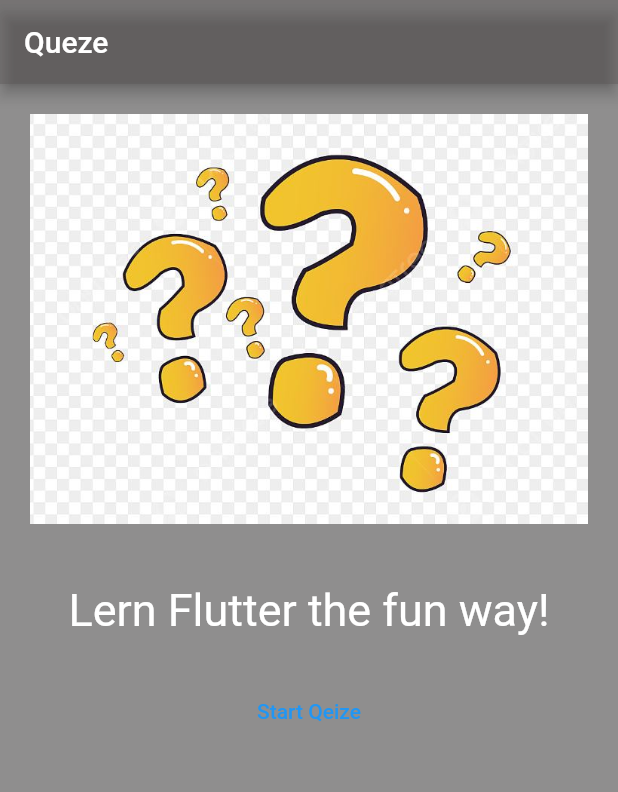
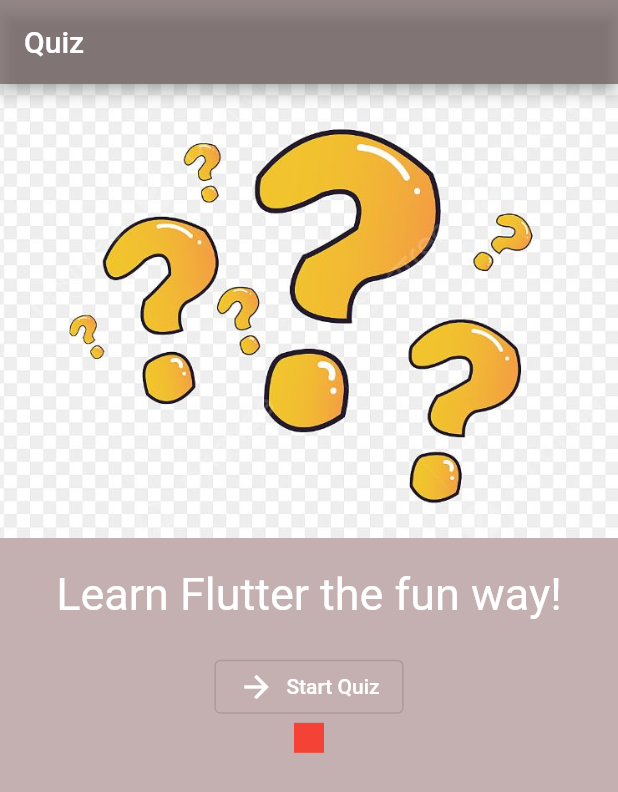
Before and after one commit to nitish97083/FlutterProjects, a Flutter app: the screen it shows after launch, on a phone screen of 412 x 824 dp. Shown: the top 792 px of the screen. Run offline on Flutter 3.47's test engine with Material 2 defaults, Android fonts, the phone set to English and light mode, and no system bars; our stand-ins replace google_fonts.

Commit message:
Quiz App build successfully

```diff
--- a/lib/HomePage.dart
+++ b/lib/HomePage.dart
@@ -1,3 +1,4 @@
+// ignore: file_names
 import 'package:flutter/material.dart';
 
 class HomePage extends StatefulWidget {
@@ -11,47 +12,11 @@ class _HomePageState extends State<HomePage> {
   @override
   Widget build(BuildContext context) {
     return Scaffold(
-      appBar: AppBar(
-        title: const Text("Queze"),
-        backgroundColor: const Color.fromARGB(96, 87, 82, 82),
-      ),
-      backgroundColor: Color.fromARGB(137, 46, 44, 44),
-      body: SingleChildScrollView(
-        scrollDirection: Axis.vertical,
-        child: Column(
-          mainAxisAlignment: MainAxisAlignment.spaceAround,
-          mainAxisSize: MainAxisSize.min,
-          children: [
-            Container(
-              margin: const EdgeInsets.all(20),
-              child: Image.asset(
-                "assets/images/q_mark.JPG",
-                fit: BoxFit.contain,
-              ),
-            ),
-            const SizedBox(
-              height: 20,
-            ),
-            const Text(
-              "Lern Flutter the fun way!",
-              style: TextStyle(color: Colors.white, fontSize: 30),
-            ),
-            const SizedBox(
-              height: 20,
-            ),
-            Container(
-              height: 60,
-              decoration:
-                  BoxDecoration(borderRadius: BorderRadius.circular(30)),
-              width: MediaQuery.of(context).size.width / 2,
-              //color: Colors.amberAccent,
-              child: InkWell(
-                  child: TextButton(
-                      onPressed: () {}, child: const Text("Start Qeize"))),
-            )
-          ],
+        appBar: AppBar(
+          title: const Text("Queze"),
+          backgroundColor: const Color.fromARGB(150, 87, 82, 82),
         ),
-      ),
-    );
+        backgroundColor: const Color.fromARGB(137, 46, 44, 44),
+        body: Container());
   }
 }
--- /dev/null
+++ b/lib/custWidgetClasses/body.dart
@@ -0,0 +1,54 @@
+import 'package:flutter/material.dart';
+
+class CustBody extends StatefulWidget {
+  const CustBody(this.switchScreen, {super.key});
+
+  final void Function() switchScreen;
+  @override
+  // ignore: no_logic_in_create_state
+  State<CustBody> createState() => _CustBodyState(switchScreen);
+}
+
+class _CustBodyState extends State<CustBody> {
+  final void Function() switchScreen;
+  _CustBodyState(this.switchScreen);
+
+  @override
+  Widget build(BuildContext context) {
+    return SingleChildScrollView(
+      scrollDirection: Axis.vertical,
+      child: Column(
+        mainAxisAlignment: MainAxisAlignment.spaceEvenly,
+        mainAxisSize: MainAxisSize.min,
+        children: [
+          Image.asset(
+            "assets/images/q_mark.JPG",
+            fit: BoxFit.fill,
+            // color: Color.fromARGB(255, 255, 255, 255),
+          ),
+          const SizedBox(
+            height: 20,
+          ),
+          const Text(
+            "Learn Flutter the fun way!",
+            style: TextStyle(color: Colors.white, fontSize: 30),
+          ),
+          const SizedBox(
+            height: 20,
+          ),
+          OutlinedButton.icon(
+            icon: const Icon(Icons.arrow_forward_outlined),
+            onPressed: switchScreen,
+            style: OutlinedButton.styleFrom(foregroundColor: Colors.white),
+            label: const Text("Start Quiz"),
+          ),
+          Container(
+            height: 20,
+            width: 20,
+            color: Colors.red,
+          )
+        ],
+      ),
+    );
+  }
+}
--- /dev/null
+++ b/lib/custWidgetClasses/quiz.dart
@@ -0,0 +1,71 @@
+import 'package:flutter/material.dart';
+import 'package:queze/custWidgetClasses/body.dart';
+import 'package:queze/custWidgetClasses/question.dart';
+import 'package:queze/datas/question_data.dart';
+import 'package:queze/result.dart';
+
+class Quiz extends StatefulWidget {
+  const Quiz({super.key});
+
+  @override
+  State<Quiz> createState() => _QuizState();
+}
+
+class _QuizState extends State<Quiz> {
+  String activeScreen = "Start-screen";
+
+  List<String> answersList = [];
+
+  void switchScreen() {
+    setState(() {
+      activeScreen = "Question-screen";
+      answersList = [];
+    });
+  }
+
+  void choosedAnswer(String answer) {
+    answersList.add(answer);
+    if (answersList.length == question.length) {
+      for (String str in answersList) {
+        print("Selected Answer $str");
+      }
+      setState(() {
+        activeScreen = "Result-screen";
+        //
+      });
+    }
+  }
+
+  @override
+  Widget build(BuildContext context) {
+    Widget currentScreen = CustBody(switchScreen);
+
+    if (activeScreen == "Question-screen") {
+      currentScreen = Question(
+        onSelectedAnswer: choosedAnswer,
+      );
+    }
+
+    if (activeScreen == "Result-screen") {
+      currentScreen = Result(
+        answeredList: answersList,
+        restartQuiz: switchScreen,
+      );
+    }
+    return MaterialApp(
+        color: const Color.fromARGB(255, 37, 36, 35),
+        title: 'Flutter Demo',
+        // theme: ThemeData(
+        //     // colorScheme: ColorScheme.fromSeed(seedColor: Colors.deepPurple),
+        //     //  useMaterial3: true,
+        //     brightness: Brightness.dark),
+        home: Scaffold(
+          appBar: AppBar(
+            title: const Text("Quiz"),
+            backgroundColor: const Color.fromARGB(149, 117, 107, 107),
+          ),
+          body: currentScreen,
+          backgroundColor: const Color.fromARGB(136, 145, 106, 106),
+        ));
+  }
+}
--- /dev/null
+++ b/lib/datas/question_data.dart
@@ -0,0 +1,55 @@
+import 'package:queze/modals/quiz_question.dart';
+
+const question = [
+  QuizQuestion(
+    'What are the main building blocks of Flutter UIs?',
+    [
+      'Widgets',
+      'Components',
+      'Blocks',
+      'Functions',
+    ],
+  ),
+  QuizQuestion('How are Flutter UIs built?', [
+    'By combining widgets in code',
+    'By combining widgets in a visual editor',
+    'By defining widgets in config files',
+    'By using XCode for iOS and Android Studio for Android',
+  ]),
+  QuizQuestion(
+    'What\'s the purpose of a StatefulWidget?',
+    [
+      'Update UI as data changes',
+      'Update data as UI changes',
+      'Ignore data changes',
+      'Render UI that does not depend on data',
+    ],
+  ),
+  QuizQuestion(
+    'Which widget should you try to use more often: StatelessWidget or StatefulWidget?',
+    [
+      'StatelessWidget',
+      'StatefulWidget',
+      'Both are equally good',
+      'None of the above',
+    ],
+  ),
+  QuizQuestion(
+    'What happens if you change data in a StatelessWidget?',
+    [
+      'The UI is not updated',
+      'The UI is updated',
+      'The closest StatefulWidget is updated',
+      'Any nested StatefulWidgets are updated',
+    ],
+  ),
+  QuizQuestion(
+    'How should you update data inside of StatefulWidgets?',
+    [
+      'By calling setState()',
+      'By calling updateData()',
+      'By calling updateUI()',
+      'By calling updateState()',
+    ],
+  )
+];
--- a/lib/main.dart
+++ b/lib/main.dart
@@ -1,24 +1,6 @@
 import 'package:flutter/material.dart';
-import 'package:queze/HomePage.dart';
+import 'package:queze/custWidgetClasses/quiz.dart';
 
 void main() {
-  runApp(const MyApp());
+  runApp(const Quiz());
 }
-
-class MyApp extends StatelessWidget {
-  const MyApp({super.key});
-
-  // This widget is the root of your application.
-  @override
-  Widget build(BuildContext context) {
-    return MaterialApp(
-        // color: Color.fromARGB(255, 37, 36, 35),
-        title: 'Flutter Demo',
-        theme: ThemeData(
-
-            // colorScheme: ColorScheme.fromSeed(seedColor: Colors.deepPurple),
-            //  useMaterial3: true,
-            ),
-        home: HomePage());
-  }
-}
--- a/pubspec.yaml
+++ b/pubspec.yaml
@@ -30,7 +30,7 @@ environment:
 dependencies:
   flutter:
     sdk: flutter
-
+  google_fonts: ^5.1.0
 
   # The following adds the Cupertino Icons font to your application.
   # Use with the CupertinoIcons class for iOS style icons.
```
Also changed, not shown: lib/custWidgetClasses/answerButton.dart (added, +27 -0 lines), lib/custWidgetClasses/question.dart (added, +55 -0 lines), lib/custWidgetClasses/reset_buttn.dart (added, +16 -0 lines), lib/modals/quiz_question.dart (added, +12 -0 lines), lib/result.dart (added, +57 -0 lines), lib/result_summary.dart (added, +49 -0 lines), pubspec.lock, 2 other files.
